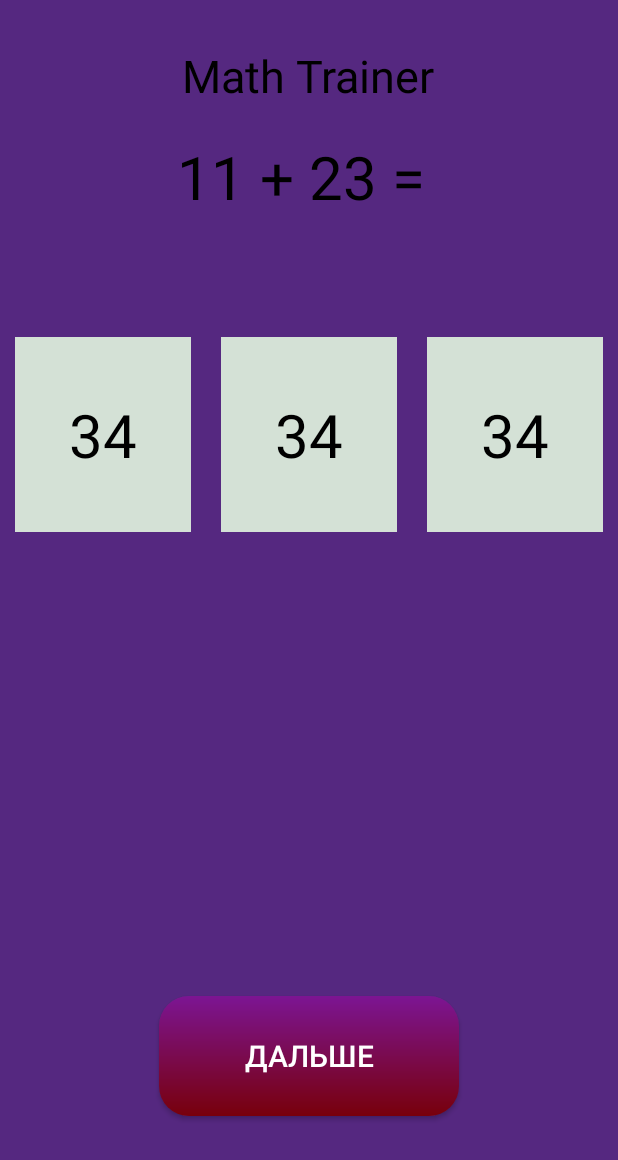
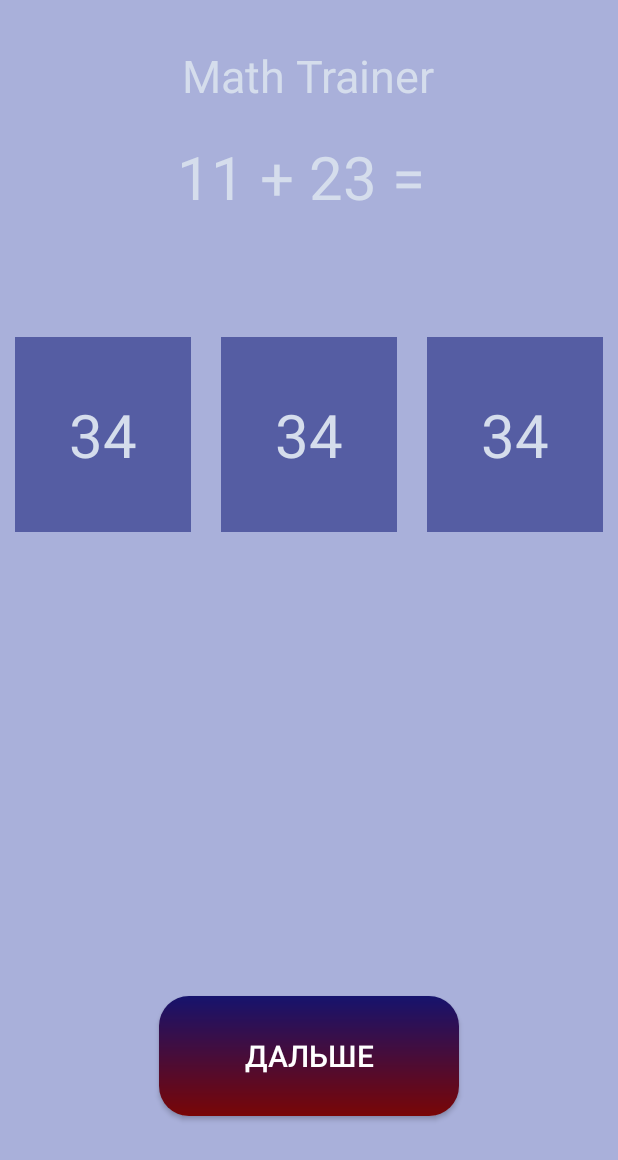
Before and after one commit to WhoReadThisWillDie/android_studio_homeworks, an Android app: the layout activity_main.xml on its own in the app's theme, with its tools: preview values and no code run, on a phone screen of 412 x 824 dp. Shown: the top 1160 px of the screen. Run offline under Robolectric (Android 15) with nearby library versions, the phone set to English and light mode, and no system bars.

Commit message:
чуть получше

```diff
--- a/app/src/main/res/drawable/button_style.xml
+++ b/app/src/main/res/drawable/button_style.xml
@@ -4,8 +4,8 @@
     <corners android:radius="20dp" />
     <gradient
         android:angle="200"
-        android:startColor="@color/button_color_start"
-        android:endColor="#78000B"
+        android:startColor="#16136D"
+        android:endColor="#790606"
         android:type="linear"
         >
 
--- a/app/src/main/res/values/colors.xml
+++ b/app/src/main/res/values/colors.xml
@@ -8,11 +8,11 @@
     <color name="black">#FF000000</color>
     <color name="white">#FFFFFFFF</color>
 
-    <color name="main_background">#552880</color>
-    <color name="text_color">#000000</color>
-    <color name="still">#D4E1D6</color>
-    <color name="correct">#15F833</color>
-    <color name="wrong">#FF0000</color>
+    <color name="main_background">#5E1E31A3</color>
+    <color name="text_color">#D5DDEC</color>
+    <color name="still">#555DA3</color>
+    <color name="correct">#26AC38</color>
+    <color name="wrong">#BD1E1E</color>
     <color name="button_color_start">#7C1593</color>
     <color name="button_color_end">#D60012</color>
 </resources>
```
Also changed, not shown: app/src/main/java/com/example/homework_9/Problem.java (+9 -5 lines).
